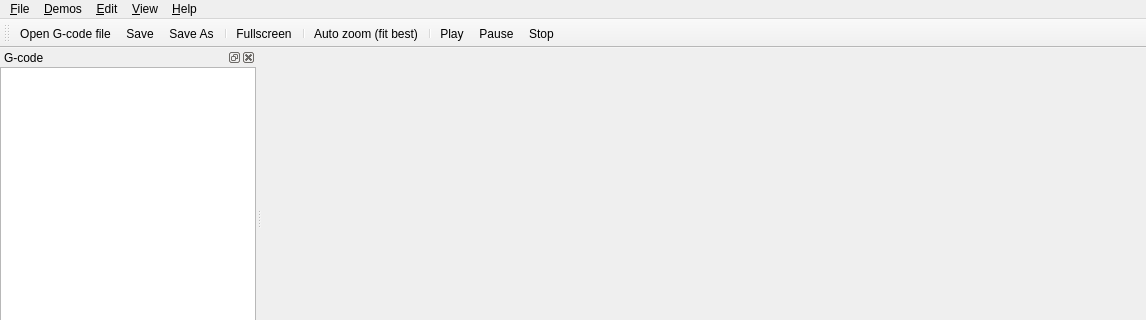
QGCoder/qgcoder, file src/mainwin.ui: the form before one commit; both pictures show x 0 to 1146 and y 0 to 320 of the 1146 by 626 pixel window.
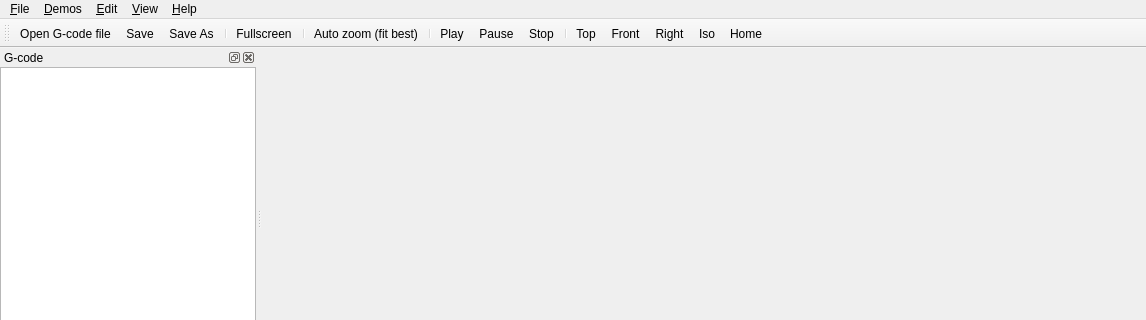
The form after the commit. Icons and pictures are not drawn. Custom widgets are drawn as their Qt base class.

Commit message:
Add LinuxCNC Axis-style toolbar buttons and Tab-key 4-way split view
Toolbar gains view preset buttons (Top, Front, Right, Iso, Home) for
quick camera orientation, matching LinuxCNC Axis.

Press Tab to toggle between a single 3D view and a 4-way split view
showing Top / Front / Right / Isometric panes simultaneously, like
popular CAD programs. All panes share the same tool path, tool position
marker, and playback state; only the camera differs per pane.

What changed in the file:
```diff
--- a/src/mainwin.ui
+++ b/src/mainwin.ui
@@ -221,6 +221,12 @@
    <addaction name="action_Playback_Play"/>
    <addaction name="action_Playback_Pause"/>
    <addaction name="action_Playback_Stop"/>
+   <addaction name="separator"/>
+   <addaction name="action_View_Top"/>
+   <addaction name="action_View_Front"/>
+   <addaction name="action_View_Right"/>
+   <addaction name="action_View_Iso"/>
+   <addaction name="action_View_Reset"/>
   </widget>
   <widget class="QDockWidget" name="dockWidget_2">
    <property name="windowTitle">
@@ -478,6 +484,46 @@
     <string>Stop playback and reset.</string>
    </property>
   </action>
+  <action name="action_View_Top">
+   <property name="text">
+    <string>&amp;Top</string>
+   </property>
+   <property name="toolTip">
+    <string>Top view (XY plane).</string>
+   </property>
+  </action>
+  <action name="action_View_Front">
+   <property name="text">
+    <string>&amp;Front</string>
+   </property>
+   <property name="toolTip">
+    <string>Front view (XZ plane).</string>
+   </property>
+  </action>
+  <action name="action_View_Right">
+   <property name="text">
+    <string>&amp;Right</string>
+   </property>
+   <property name="toolTip">
+    <string>Right view (YZ plane).</string>
+   </property>
+  </action>
+  <action name="action_View_Iso">
+   <property name="text">
+    <string>&amp;Iso</string>
+   </property>
+   <property name="toolTip">
+    <string>Isometric view.</string>
+   </property>
+  </action>
+  <action name="action_View_Reset">
+   <property name="text">
+    <string>&amp;Home</string>
+   </property>
+   <property name="toolTip">
+    <string>Reset view to default.</string>
+   </property>
+  </action>
  </widget>
  <customwidgets>
   <customwidget>
```
The commit also changes 4 other files.
